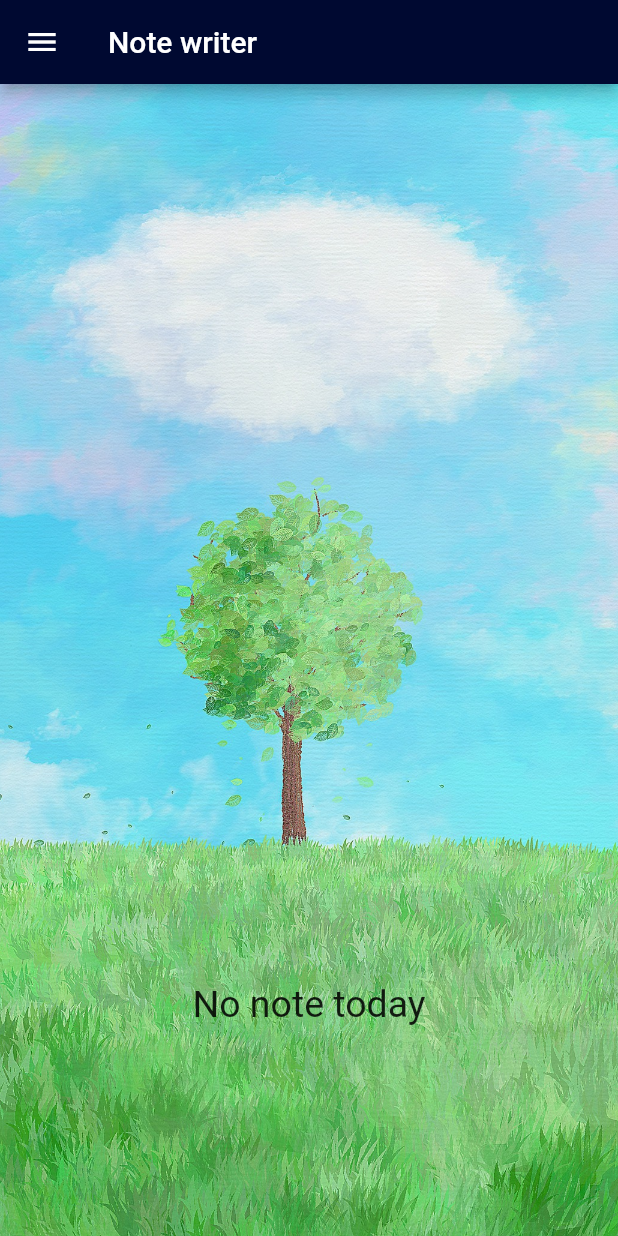
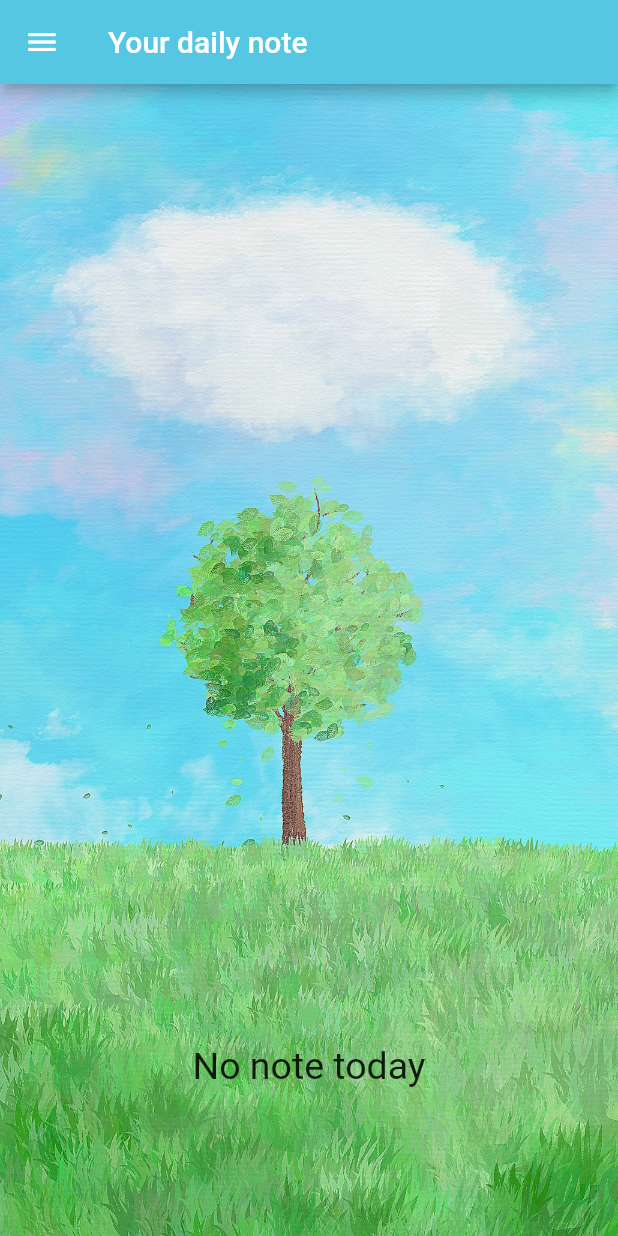
Before and after one commit to lyrocs/note-for-you, a Flutter app: the HomeReaderPage screen opened by its route, on a phone screen of 412 x 824 dp. Run offline on Flutter 3.47's test engine with Material 2 defaults, Android fonts, the phone set to English and light mode, and no system bars; our stand-ins replace cloud_firestore, firebase_auth, firebase_core, flutter_local_notifications, flutter_native_timezone, flutter_screenutil and 3 more; accounts and stored records are empty.

Commit message:
Change color and add isRead

```diff
--- a/lib/ui/reader/home.dart
+++ b/lib/ui/reader/home.dart
@@ -2,6 +2,7 @@ import 'package:flutter/cupertino.dart';
 import 'package:flutter/material.dart';
 import 'package:intl/intl.dart';
 import 'package:note_for_you/bloc/note.bloc.dart';
+import 'package:flutter_screenutil/flutter_screenutil.dart';
 import 'menu.dart';
 
 class HomeReaderPage extends StatefulWidget {
@@ -39,13 +40,14 @@ class _HomeReaderState extends State<HomeReaderPage> {
     double paddingBottom =
         MediaQuery.of(context).size.width <= 600 ? 70.0 : 50.0;
 
-    noteBloc.getByDate(DateTime.now().toString().substring(0, 10));
+    noteBloc.readDayNote(DateTime.now().toString().substring(0, 10));
     return Scaffold(
         key: _key,
         appBar: AppBar(
-          title: Text('Note writer'),
+          title: Text('Your daily note'),
+
           automaticallyImplyLeading: false,
-          backgroundColor: Color(0xff000931),
+          backgroundColor: Color(0xff56c7e3),
           leading: IconButton(
             icon: Icon(Icons.menu),
             onPressed: () {
@@ -67,7 +69,7 @@ class _HomeReaderState extends State<HomeReaderPage> {
               mainAxisAlignment: MainAxisAlignment.center,
               crossAxisAlignment: CrossAxisAlignment.center,
               children: [
-                Padding(padding: EdgeInsets.all(paddingDate)),
+                Padding(padding: EdgeInsets.only(top: MediaQuery.of(context).size.height * 0.14)),
                 Text(today, style: TextStyle(fontSize: textSize)),
                 Spacer(),
                 Padding(
@@ -75,7 +77,7 @@ class _HomeReaderState extends State<HomeReaderPage> {
                     child: Text(textNote,
                         style: TextStyle(fontSize: textSize),
                         textAlign: TextAlign.center)),
-                Padding(padding: EdgeInsets.all(paddingBottom)),
+                Padding(padding: EdgeInsets.only(bottom: MediaQuery.of(context).size.height * 0.12)),
               ]),
         ));
   }
--- a/lib/ui/reader/menu.dart
+++ b/lib/ui/reader/menu.dart
@@ -21,17 +21,18 @@ class OvalRightBorderClipper extends CustomClipper<Path> {
   }
 }
 
-final Color primary = Color(0xff000931);
+final Color primary = Color(0xff56c7e3);
 final Color active = Color(0xffffc107);
 
 buildMenu(context) {
   return ClipPath(
     clipper: OvalRightBorderClipper(),
+
     child: Drawer(
       child: Container(
         padding: const EdgeInsets.only(left: 16.0, right: 40),
         decoration: BoxDecoration(
-            color: primary, boxShadow: [BoxShadow(color: Colors.black45)]),
+            color: Color(0xff03657f), boxShadow: [BoxShadow(color: Colors.black45)]),
         width: 300,
         child: SafeArea(
           child: SingleChildScrollView(
@@ -50,17 +51,17 @@ buildMenu(context) {
                     },
                   ),
                 ),
-                Container(
-                  height: 90,
-                  alignment: Alignment.center,
-                  decoration: BoxDecoration(
-                      shape: BoxShape.circle,
-                      gradient: LinearGradient(
-                          colors: [Colors.pink, Colors.deepPurple])),
-                  child: CircleAvatar(
-                    radius: 40,
-                  ),
-                ),
+                // Container(
+                //   height: 90,
+                //   alignment: Alignment.center,
+                //   decoration: BoxDecoration(
+                //       shape: BoxShape.circle,
+                //       gradient: LinearGradient(
+                //           colors: [Colors.red, Colors.green])),
+                //   child: CircleAvatar(
+                //     radius: 40,
+                //   ),
+                // ),
                 SizedBox(height: 5.0),
                 Text(
                   'Your token :',
--- a/lib/ui/writer/home_writer.dart
+++ b/lib/ui/writer/home_writer.dart
@@ -22,7 +22,7 @@ class _HomeWriterState extends State<HomeWriterPage> {
         appBar: AppBar(
           title: Text('Note writer'),
           automaticallyImplyLeading: false,
-          backgroundColor: Color(0xff000931),
+          backgroundColor: Color(0xff56c7e3),
           leading: IconButton(
             icon: Icon(Icons.menu),
             onPressed: () {
```
Also changed, not shown: lib/bloc/note.bloc.dart (+19 -12 lines), lib/model/note.model.dart (+7 -1 lines), lib/ui/writer/menu.dart (+12 -12 lines), lib/ui/writer/note_list.dart (+3 -6 lines), 1 other file.
